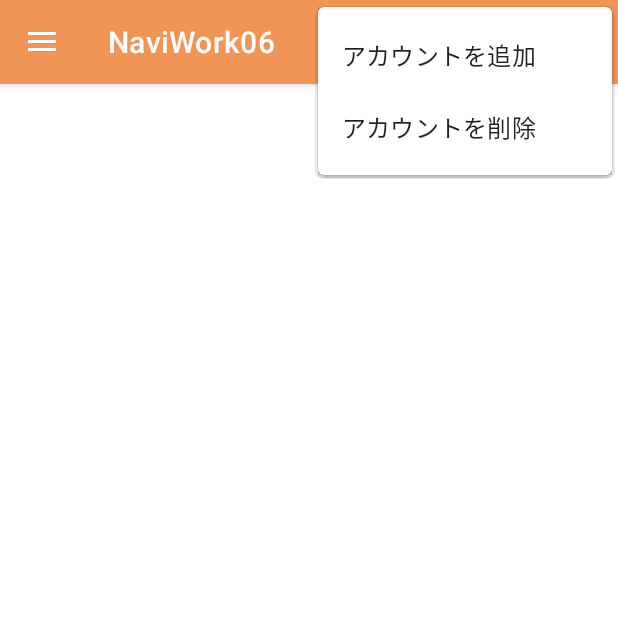
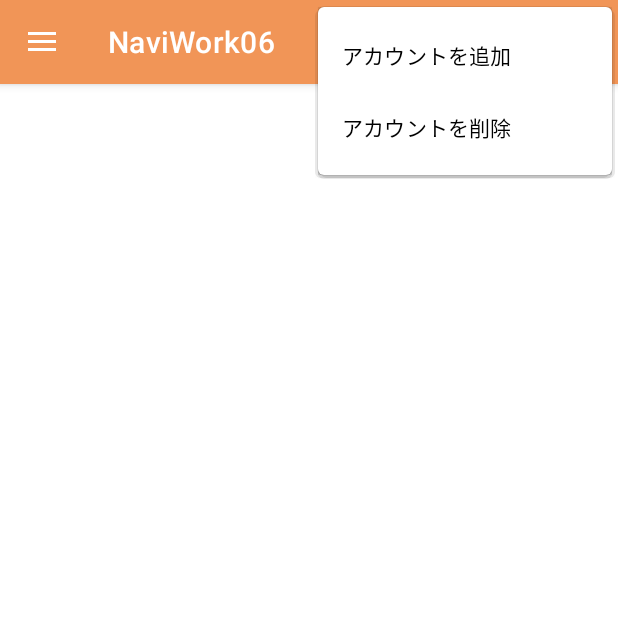
Before and after one commit to shu-1167/IntentWork07, an Android app: the screen it shows after launch (MainActivity), with the options menu open, on a phone screen of 412 x 824 dp, the top half of it. Run offline under Robolectric (Android 15) with nearby library versions, the phone set to English and light mode, and no system bars.

Commit message:
[Fix] Fix an issue where menu text would be black in dark mode

```diff
--- a/app/src/main/res/values-night/themes.xml
+++ b/app/src/main/res/values-night/themes.xml
@@ -12,5 +12,10 @@
         <!-- Status bar color. -->
         <item name="android:statusBarColor" tools:targetApi="l">?attr/colorPrimaryVariant</item>
         <!-- Customize your theme here. -->
+        <item name="android:itemTextAppearance">@style/AppTheme.MenuTextStyle</item>
+    </style>
+
+    <style name="AppTheme.MenuTextStyle" parent="TextAppearance.AppCompat.Widget.ActionBar.Menu">
+        <item name="android:textColor">@color/md_white_1000</item>
     </style>
 </resources>
--- a/app/src/main/res/values/themes.xml
+++ b/app/src/main/res/values/themes.xml
@@ -12,6 +12,7 @@
         <!-- Status bar color. -->
         <item name="android:statusBarColor" tools:targetApi="l">?attr/colorPrimaryVariant</item>
         <!-- Customize your theme here. -->
+        <item name="android:itemTextAppearance">@style/AppTheme.MenuTextStyle</item>
     </style>
 
     <style name="Theme.NaviWork06.NoActionBar">
@@ -22,4 +23,8 @@
     <style name="Theme.NaviWork06.AppBarOverlay" parent="ThemeOverlay.AppCompat.Dark.ActionBar" />
 
     <style name="Theme.NaviWork06.PopupOverlay" parent="ThemeOverlay.AppCompat.Light" />
+
+    <style name="AppTheme.MenuTextStyle" parent="TextAppearance.AppCompat.Widget.ActionBar.Menu">
+        <item name="android:textColor">@color/md_black_1000</item>
+    </style>
 </resources>
```
